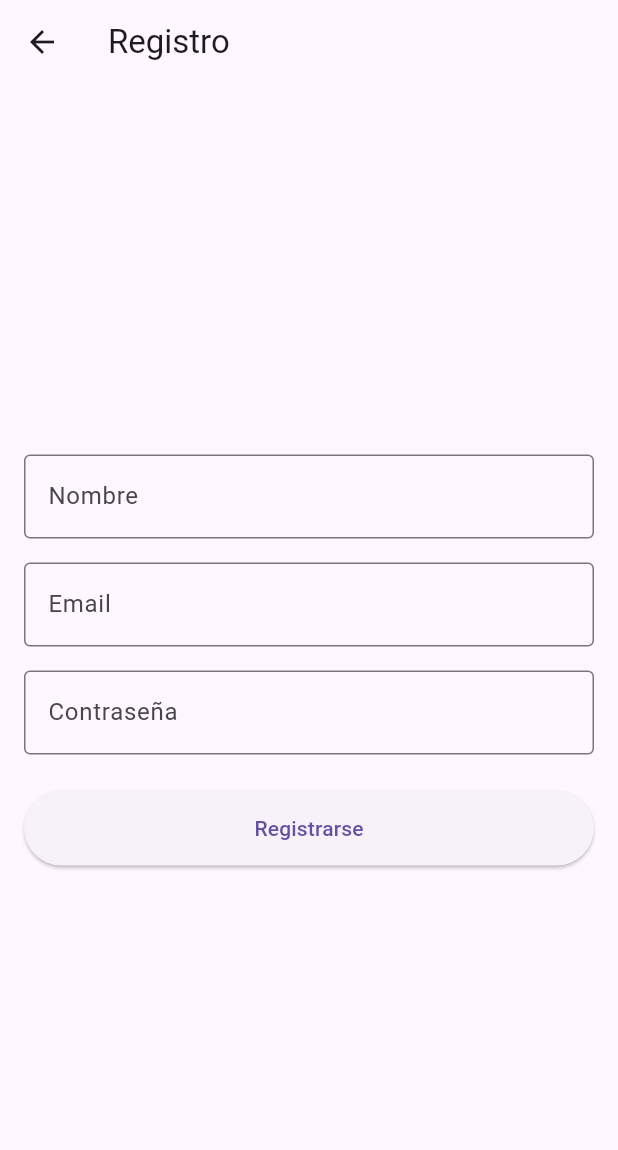
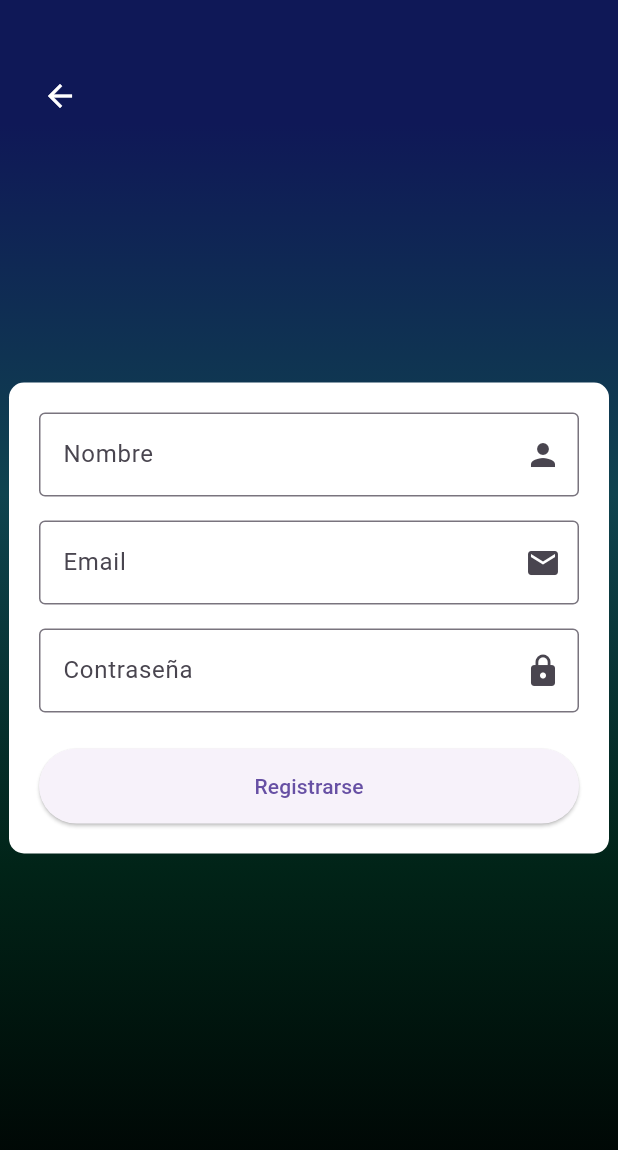
Before and after one commit to ISCOUTB/DH-InMotions, a Flutter app: the screen it shows after launch, after a tap on "¿No tienes una cuenta? Regístrate", on a phone screen of 412 x 824 dp. Shown: the top 1150 px of the screen. Run offline on Flutter 3.47's test engine with Material 3 defaults, Android fonts, the light colour scheme and no system bars; our stand-ins replace shared_preferences, table_calendar.

Commit message:
Avance maso

```diff
--- a/emotion_calendar_app/lib/login_page.dart
+++ b/emotion_calendar_app/lib/login_page.dart
@@ -48,37 +48,100 @@ class _LoginPageState extends State<LoginPage> {
   @override
   Widget build(BuildContext context) {
     return Scaffold(
-      appBar: AppBar(
-        title: Text('Iniciar Sesión'),
+      body: Container(
+        decoration: BoxDecoration(
+          gradient: LinearGradient(
+            begin: Alignment.topCenter,
+            end: Alignment.bottomCenter,
+            colors: [
+              Color.fromRGBO(15, 24, 87, 1), // Color azul oscuro
+              Color.fromRGBO(15, 67, 79, 1), // Color verde azulado
+              Color.fromRGBO(1, 36, 24, 1), // Color verde oscuro
+              Colors.black, // Negro
+            ],
+            stops: [0.1, 0.4, 0.7, 1],
           ),
-      body: Padding(
-        padding: EdgeInsets.all(16.0),
+        ),
+        child: Center(
+          child: Padding(
+            padding: const EdgeInsets.all(20.0),
+            child: ConstrainedBox(
+              // Limitamos el ancho máximo del contenedor
+              constraints: BoxConstraints(
+                maxWidth: 600, // Ajusta el ancho máximo
+              ),
+              child: Container(
+                padding: EdgeInsets.all(20),
+                decoration: BoxDecoration(
+                  color: Colors.white,
+                  borderRadius: BorderRadius.circular(8),
+                ),
+                child: IntrinsicHeight(
+                  child: Row(
+                    mainAxisAlignment: MainAxisAlignment.center,
+                    children: [
+                      // Logo a la izquierda
+                      Expanded(
+                        flex: 1,
+                        child: Container(
+                          height: 200, // Ajusta la altura según necesites
+                          child: Image.asset(
+                            'assets/inmotion_logo.png',
+                            fit: BoxFit.contain,
+                          ),
+                        ),
+                      ),
+                      SizedBox(width: 20),
+                      // Formulario de inicio de sesión
+                      Expanded(
+                        flex: 1,
                         child: Column(
-          mainAxisAlignment: MainAxisAlignment.center,
-          children: <Widget>[
+                          mainAxisSize: MainAxisSize.min,
+                          children: [
+                            Text(
+                              'Iniciar sesión',
+                              style: TextStyle(
+                                  fontSize: 24, fontWeight: FontWeight.bold),
+                            ),
+                            SizedBox(height: 20),
                             TextField(
                               controller: _emailController,
                               decoration: InputDecoration(
-                labelText: 'Email',
-                border: OutlineInputBorder(),
+                                hintText: 'Usuario o correo',
+                                border: OutlineInputBorder(
+                                  borderRadius: BorderRadius.circular(8),
                                 ),
-              keyboardType: TextInputType.emailAddress,
+                                contentPadding: EdgeInsets.all(10),
                               ),
-            SizedBox(height: 16),
+                            ),
+                            SizedBox(height: 10),
                             TextField(
                               controller: _passwordController,
                               decoration: InputDecoration(
-                labelText: 'Contraseña',
-                border: OutlineInputBorder(),
+                                hintText: 'Contraseña',
+                                border: OutlineInputBorder(
+                                  borderRadius: BorderRadius.circular(8),
+                                ),
+                                contentPadding: EdgeInsets.all(10),
                               ),
                               obscureText: true,
                             ),
-            SizedBox(height: 24),
+                            SizedBox(height: 20),
                             ElevatedButton(
                               onPressed: _loginUser,
-              child: Text('Iniciar Sesión'),
                               style: ElevatedButton.styleFrom(
+                                backgroundColor: Color(0xFF4CAF50),
+                                padding: EdgeInsets.symmetric(
+                                    vertical: 15, horizontal: 20),
+                                shape: RoundedRectangleBorder(
+                                  borderRadius: BorderRadius.circular(8),
+                                ),
                                 minimumSize: Size(double.infinity, 50),
+                              ),
+                              child: Text(
+                                'Ingresar',
+                                style: TextStyle(
+                                    color: Colors.white, fontSize: 16),
                               ),
                             ),
                             SizedBox(height: 16),
@@ -91,6 +154,14 @@ class _LoginPageState extends State<LoginPage> {
                           ],
                         ),
                       ),
+                    ],
+                  ),
+                ),
+              ),
+            ),
+          ),
+        ),
+      ),
     );
   }
 }
--- a/emotion_calendar_app/lib/main.dart
+++ b/emotion_calendar_app/lib/main.dart
@@ -3,7 +3,7 @@ import 'package:shared_preferences/shared_preferences.dart';
 import 'register_page.dart';
 import 'login_page.dart';
 import 'emotion_calendar_page.dart';
-import 'instructions_page.dart';
+import 'biblioteca_archivos.dart'; // Importa la clase BibliotecaArchivos
 
 void main() async {
   WidgetsFlutterBinding.ensureInitialized();
@@ -32,7 +32,8 @@ class MyApp extends StatelessWidget {
         '/login': (context) => LoginPage(),
         '/calendar': (context) =>
             EmotionCalendarPage(userEmail: 'testuser@example.com'),
-        '/instructions': (context) => InstructionsPage(),
+        '/instructions': (context) =>
+            BibliotecaArchivos(), // Cambia la ruta a BibliotecaArchivos
       },
     );
   }
--- a/emotion_calendar_app/lib/register_page.dart
+++ b/emotion_calendar_app/lib/register_page.dart
@@ -55,19 +55,54 @@ class _RegisterPageState extends State<RegisterPage> {
   @override
   Widget build(BuildContext context) {
     return Scaffold(
-      appBar: AppBar(
-        title: Text('Registro'),
+      body: Container(
+        decoration: BoxDecoration(
+          gradient: LinearGradient(
+            begin: Alignment.topCenter,
+            end: Alignment.bottomCenter,
+            colors: [
+              Color.fromRGBO(15, 24, 87, 1), // Color azul oscuro
+              Color.fromRGBO(15, 67, 79, 1), // Color verde azulado
+              Color.fromRGBO(1, 36, 24, 1), // Color verde oscuro
+              Colors.black, // Negro
+            ],
+            stops: [0.1, 0.4, 0.7, 1], // Define cómo se distribuyen los colores
           ),
-      body: Padding(
-        padding: EdgeInsets.all(16.0),
+        ),
+        child: Stack(
+          children: [
+            // Botón de volver en la esquina superior izquierda
+            Positioned(
+              top: 40, // Distancia desde la parte superior
+              left: 16, // Distancia desde la izquierda
+              child: IconButton(
+                icon: Icon(Icons.arrow_back, color: Colors.white),
+                onPressed: () {
+                  Navigator.pop(context);
+                },
+              ),
+            ),
+            // Contenedor centrado con el formulario de registro
+            Center(
+              child: ConstrainedBox(
+                constraints: BoxConstraints(
+                  maxWidth: 400, // Ajusta el ancho máximo del contenedor
+                ),
+                child: Container(
+                  padding: EdgeInsets.all(20),
+                  decoration: BoxDecoration(
+                    color: Colors.white,
+                    borderRadius: BorderRadius.circular(10),
+                  ),
                   child: Column(
-          mainAxisAlignment: MainAxisAlignment.center,
+                    mainAxisSize: MainAxisSize.min,
                     children: <Widget>[
                       TextField(
                         controller: _nameController,
                         decoration: InputDecoration(
                           labelText: 'Nombre',
                           border: OutlineInputBorder(),
+                          suffixIcon: Icon(Icons.person),
                         ),
                       ),
                       SizedBox(height: 16),
@@ -76,6 +111,7 @@ class _RegisterPageState extends State<RegisterPage> {
                         decoration: InputDecoration(
                           labelText: 'Email',
                           border: OutlineInputBorder(),
+                          suffixIcon: Icon(Icons.email),
                         ),
                         keyboardType: TextInputType.emailAddress,
                       ),
@@ -85,6 +121,7 @@ class _RegisterPageState extends State<RegisterPage> {
                         decoration: InputDecoration(
                           labelText: 'Contraseña',
                           border: OutlineInputBorder(),
+                          suffixIcon: Icon(Icons.lock),
                         ),
                         obscureText: true,
                       ),
@@ -99,6 +136,11 @@ class _RegisterPageState extends State<RegisterPage> {
                     ],
                   ),
                 ),
+              ),
+            ),
+          ],
+        ),
+      ),
     );
   }
 }
```
Also changed, not shown: emotion_calendar_app/lib/biblioteca_archivos.dart (added, +216 -0 lines), emotion_calendar_app/lib/instructions_page.dart (deleted, +0 -136 lines), emotion_calendar_app/assets/inmotion_logo.png, 1 other file. Lines whose indentation alone changed are shown as unchanged.
